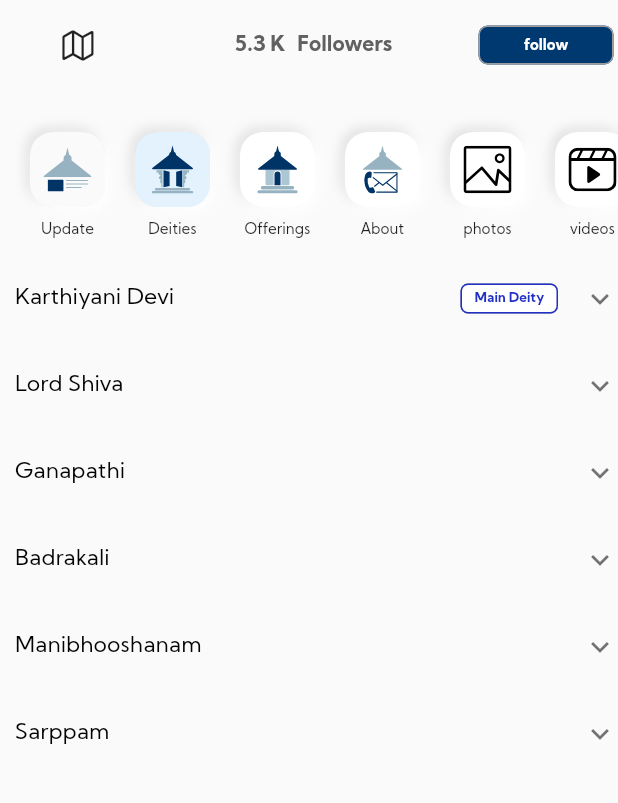
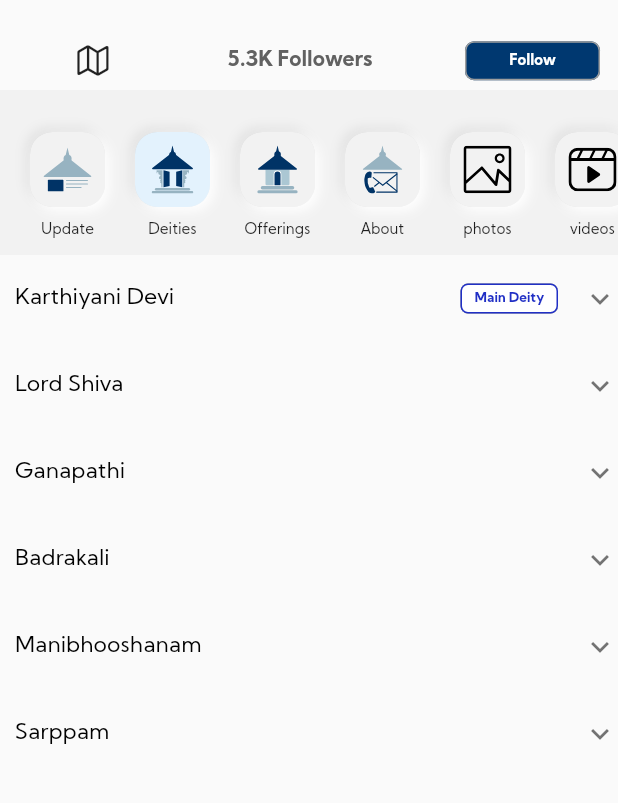
Before and after one commit to chekuthankl13/temple, a Flutter app: the screen it shows after launch, after a tap on an icon or button, on a phone screen of 412 x 824 dp, the part 405-1208 px from its top. Run offline on Flutter 3.47's test engine with Material 2 defaults, Android fonts, the phone set to English and light mode, and no system bars; drawn by our look-alikes of clay_containers; our stand-ins replace flutter_svg, youtube_player_flutter; network calls fail.

Commit message:
neumorphic refined

```diff
--- a/lib/pages/home_page.dart
+++ b/lib/pages/home_page.dart
@@ -24,7 +24,7 @@ class _MyHomePageState extends State<MyHomePage> {
   @override
   Widget build(BuildContext context) {
     var red = Colors.blue.shade50;
-    var white = const Color(0xFFFAFAFA);
+    var white = const Color(0xFFF2F2F2);
     return Scaffold(
       // backgroundColor: Colors.amber,
       body: CustomScrollView(slivers: [
@@ -49,7 +49,7 @@ class _MyHomePageState extends State<MyHomePage> {
                       txt: 'Update',
                     ),
                     ButtonIcon(
-                      clr: value == 1 ? red : Colors.white,
+                      clr: value == 1 ? red : white,
                       onPressed: () {
                         setState(() {
                           value = 1;
@@ -59,7 +59,7 @@ class _MyHomePageState extends State<MyHomePage> {
                       txt: 'Deities',
                     ),
                     ButtonIcon(
-                      clr: value == 2 ? red : Colors.white,
+                      clr: value == 2 ? red : white,
                       onPressed: () {
                         setState(() {
                           value = 2;
@@ -69,7 +69,7 @@ class _MyHomePageState extends State<MyHomePage> {
                       txt: 'Offerings',
                     ),
                     ButtonIcon(
-                      clr: value == 3 ? red : Colors.white,
+                      clr: value == 3 ? red : white,
                       onPressed: () {
                         setState(() {
                           value = 3;
@@ -79,7 +79,7 @@ class _MyHomePageState extends State<MyHomePage> {
                       txt: 'About',
                     ),
                     ButtonIcon(
-                      clr: value == 4 ? red : Colors.white,
+                      clr: value == 4 ? red : white,
                       onPressed: () {
                         setState(() {
                           value = 4;
@@ -89,7 +89,7 @@ class _MyHomePageState extends State<MyHomePage> {
                       txt: 'photos',
                     ),
                     ButtonIcon(
-                      clr: value == 5 ? red : Colors.white,
+                      clr: value == 5 ? red : white,
                       onPressed: () {
                         setState(() {
                           value = 5;
--- a/lib/sections/buttontab.dart
+++ b/lib/sections/buttontab.dart
@@ -10,7 +10,7 @@ class ButtonTabs extends StatelessWidget {
   Widget build(BuildContext context) {
     return Container(
       padding: const EdgeInsets.only(top: 10),
-      color: const Color(0xFFFAFAFA),
+      color: const Color(0xFFF2F2F2),
       height: 110,
       child: ListView(
         scrollDirection: Axis.horizontal,
--- a/lib/sections/header.dart
+++ b/lib/sections/header.dart
@@ -99,7 +99,7 @@ class _HeaderState extends State<Header> {
             ),
           ),
           Positioned(
-            top: 280,
+            top: 290,
             child: SizedBox(
               height: 40,
               width: MediaQuery.of(context).size.width,
@@ -107,27 +107,30 @@ class _HeaderState extends State<Header> {
                 mainAxisAlignment: MainAxisAlignment.spaceBetween,
                 children: [
                   const Padding(
-                    padding: EdgeInsets.only(left: 40),
+                    padding: EdgeInsets.only(left: 50),
                     child: Icon(CupertinoIcons.map),
                   ),
                   Padding(
-                    padding: const EdgeInsets.only(left: 35),
+                    padding: const EdgeInsets.only(left: 16),
                     child: Row(
                       mainAxisAlignment: MainAxisAlignment.center,
                       children: const [
+                        // Padding(padding: EdgeInsets.only(bottom: 10)),
                         Text(
-                          '5.3 K ',
+                          '5.3K',
                           style: TextStyle(
                               fontWeight: FontWeight.bold,
+                              fontSize: 14,
                               color: Color(0xFF616161)),
                         ),
                         SizedBox(
-                          width: 5,
+                          width: 3,
                         ),
                         Text(
                           'Followers',
                           style: TextStyle(
                             fontWeight: FontWeight.bold,
+                            fontSize: 14,
                             color: Color(0xFF616161),
                           ),
                         ),
@@ -135,10 +138,10 @@ class _HeaderState extends State<Header> {
                     ),
                   ),
                   const Padding(
-                    padding: EdgeInsets.only(right: 3),
+                    padding: EdgeInsets.only(right: 12, top: 1),
                     child: Button3(
                       onpressed: null,
-                      txt: 'follow',
+                      txt: 'Follow',
                       clr: Color(0XFF003870),
                       txtclr: Colors.white,
                     ),
```
